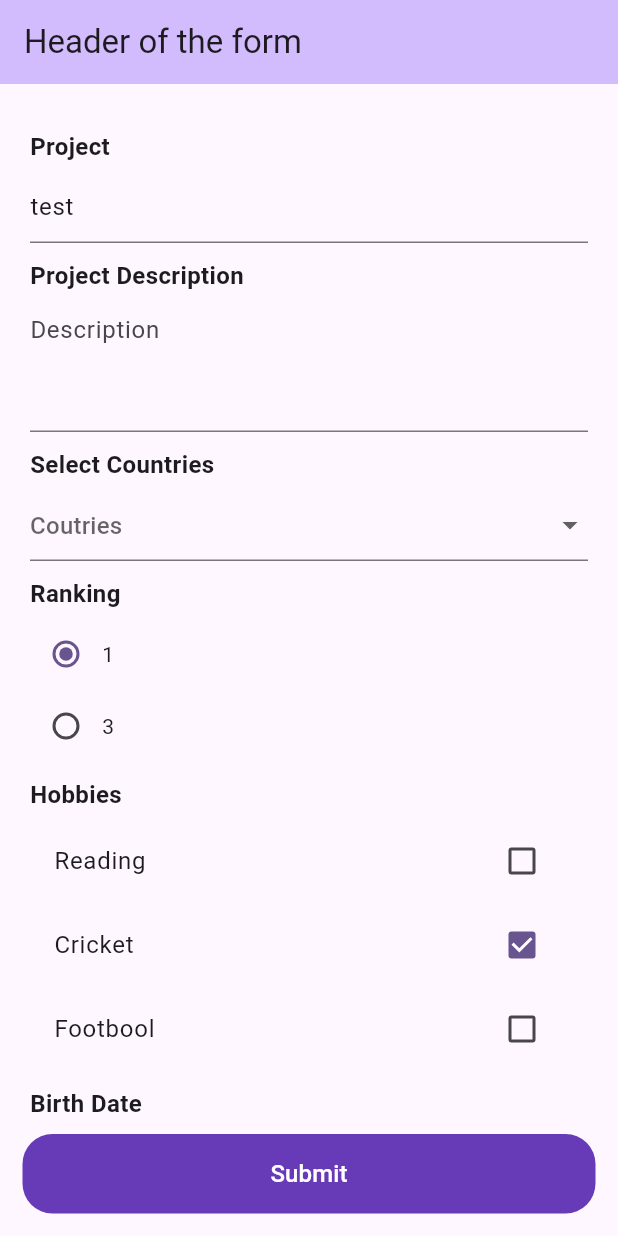
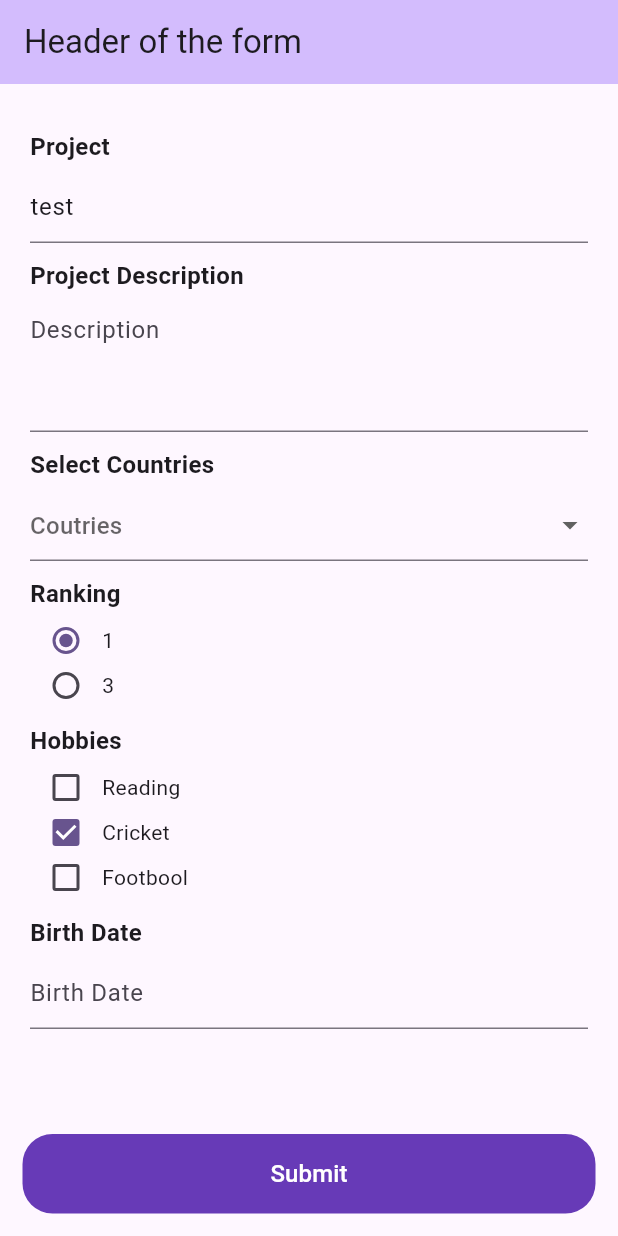
Before and after one commit to Jasminsojitra/DynamicControllers, a Flutter app: the screen it shows after launch, on a phone screen of 412 x 824 dp. Run offline on Flutter 3.47's test engine with Material 3 defaults, Android fonts, the light colour scheme and no system bars.

```diff
--- a/lib/form_page.dart
+++ b/lib/form_page.dart
@@ -1,5 +1,6 @@
 import 'dart:convert';
 
+import 'package:flutter/cupertino.dart';
 import 'package:flutter/material.dart';
 import 'package:intl/intl.dart';
 
@@ -191,13 +192,16 @@ class _MyHomePageState extends State<MyHomePage> {
                         var valuesData = control.values![indexVal];
                         return Row(
                           children: <Widget>[
-                            Radio<String>(
+                            SizedBox(
+                              height: 30,
+                              child: Radio<String>(
                                 value: valuesData,
                                 groupValue: control.defaultValue,
                                 onChanged: (val) {
                                   control.defaultValue = val;
                                   setState(() {});
                                 },
+                              ),
                             ),
                             Text(valuesData),
                           ],
@@ -222,12 +226,16 @@ class _MyHomePageState extends State<MyHomePage> {
                   ListView.builder(
                     shrinkWrap: true,
                     physics: NeverScrollableScrollPhysics(),
+                    padding: EdgeInsets.zero,
                     itemCount: control.values!.length,
                     itemBuilder: (context, indexVal) {
                       var valuesData = control.values![indexVal];
                       var selectedValue = control.selectedValues!.where((element) => element == valuesData).singleOrNull;
-                        return CheckboxListTile(
-                          title: Text(valuesData),
+                      return Row(
+                        children: [
+                          SizedBox(
+                            height: 30,
+                            child: Checkbox(
                                 value: selectedValue == null ? false : true,
                                 onChanged: (val) {
                                   setState(() {
@@ -238,9 +246,13 @@ class _MyHomePageState extends State<MyHomePage> {
                                       control.selectedValues!.remove(selectedValue);
                                     }
                                   });
+                                }),
+                          ),
+                          Text(valuesData),
+                        ],
+                      );
                     },
-                        );
-                      })
+                  )
                 ],
               );
             } else if (control.type == 'Dropdown') {
```
Also changed, not shown: 1 other file. Lines whose indentation alone changed are shown as unchanged.
